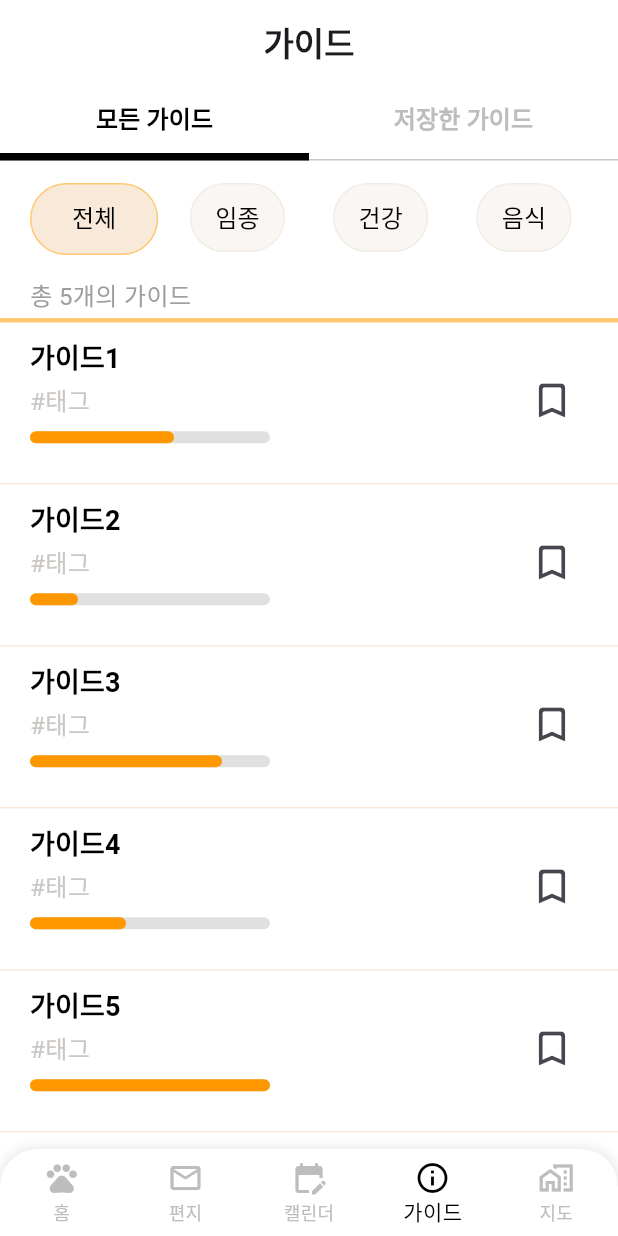
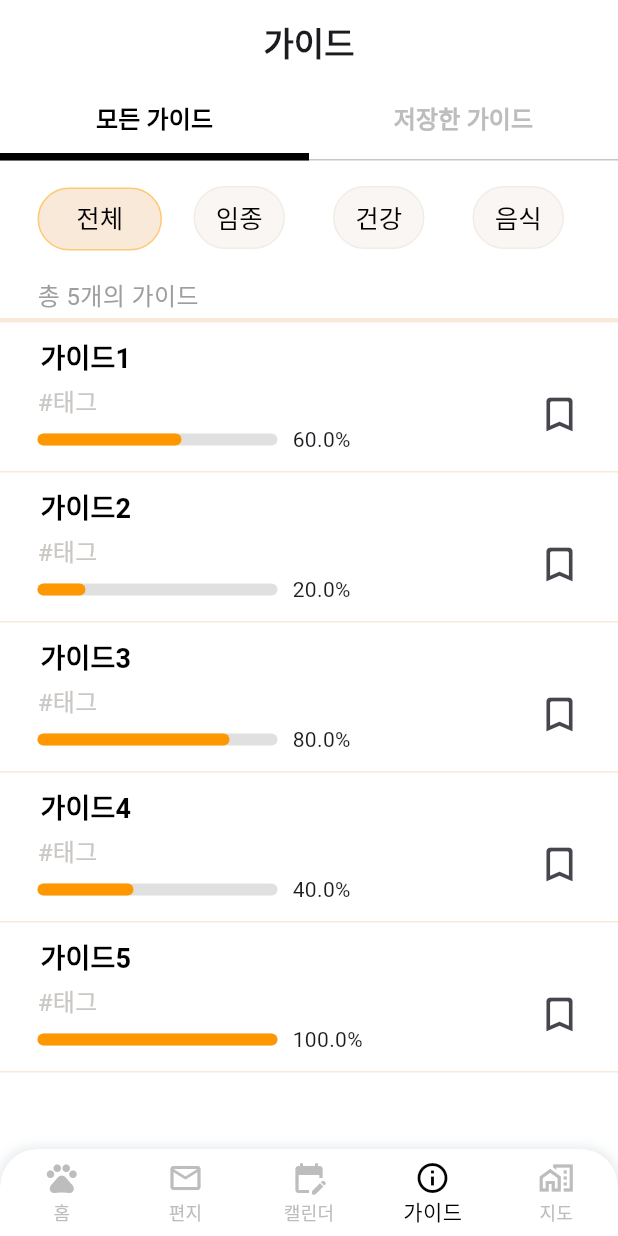
Before and after one commit to DwKwCs/LOGIN_APP_With_Pet, a Flutter app: the screen it shows after launch, item 4 of the bottom bar chosen, on a phone screen of 412 x 824 dp. Run offline on Flutter 3.47's test engine with Material 3 defaults, Android fonts, the phone set to English and light mode, and no system bars; drawn by our look-alikes of percent_indicator; our stand-ins replace buttons_tabbar, drift, table_calendar, webview_flutter; accounts and stored records are empty.

Commit message:
~8.26 가이드 화면 카드 수정

```diff
--- a/lib/component/guide/category/All_1.dart
+++ b/lib/component/guide/category/All_1.dart
@@ -12,11 +12,11 @@ class All1 extends StatelessWidget {
         child: Column(
           children: [
             Container(
-              padding: EdgeInsets.only(left: 20),
+              padding: EdgeInsets.only(left: 25),
               height: 30,
               width: MediaQuery.of(context).size.width,
               decoration: BoxDecoration(
-                border: Border(bottom: BorderSide(color: PRIMARY_COLOR, width: 3)),
+                border: Border(bottom: BorderSide(color: SUB_COLOR2, width: 3)),
               ),
               child: Text(
                 '총 5개의 가이드',
@@ -66,17 +66,17 @@ class GuideCardState extends State<GuideCard> {
   @override
   Widget build(BuildContext context) {
     return Container(
-      height: 108,
+      height: 100,
       width: MediaQuery.of(context).size.width,
+      padding: EdgeInsets.only(left: 15, right: 15),
       decoration: BoxDecoration(
         border: Border(bottom: BorderSide(color: SUB_COLOR2, width: 1)),
       ),
       child: Column(
+        mainAxisSize: MainAxisSize.min,
         children: [
-          Row(
-            children: [
-              Padding(
-                padding: EdgeInsets.only(left: 8),
+          Container(
+            alignment: Alignment.centerLeft,
             child: TextButton(
               onPressed: () {},
               child: Text(
@@ -85,13 +85,13 @@ class GuideCardState extends State<GuideCard> {
               ),
             ),
           ),
-            ],
-          ),
           Transform.translate(
-            offset: Offset(0, -20),
+            offset: Offset(0, -10),
+            child: Container(
+              height: 30,
               child: Row(
                 children: [
-                SizedBox(width: 20),
+                  SizedBox(width: 10),
                   Text(
                     widget.tag,
                     style: TextStyle(fontSize: 16, color: Color(0xffcac7c4)),
@@ -109,16 +109,16 @@ class GuideCardState extends State<GuideCard> {
                       });
                     },
                   ),
-                SizedBox(width: 20),
                 ],
               ),
             ),
-          Expanded(
-            child: Transform.translate(
-              offset: Offset(0, -25),
-              child: Padding(
-                padding: EdgeInsets.only(left: 10),
-                child: LinearPercentIndicator(
+          ),
+          Transform.translate(
+            offset: Offset(0, -10),
+            child: Container(
+              child: Row(
+                children: [
+                  LinearPercentIndicator(
                     width: 180.0,
                     lineHeight: 8.0,
                     percent: widget.percent,
@@ -126,6 +126,8 @@ class GuideCardState extends State<GuideCard> {
                     backgroundColor: Colors.grey[300],
                     progressColor: Colors.orange,
                   ),
+                  Text((widget.percent * 100).toString() + '%'),
+                ],
               ),
             ),
           ),
--- a/lib/component/guide/guide_all.dart
+++ b/lib/component/guide/guide_all.dart
@@ -4,7 +4,6 @@ import 'package:login_with_pet/component/guide/category/All_1.dart';
 import 'package:login_with_pet/component/guide/category/All_2.dart';
 import 'package:login_with_pet/component/guide/category/All_3.dart';
 import 'package:login_with_pet/component/guide/category/All_4.dart';
-
 
 class GuideAllScreen extends StatefulWidget {
   const GuideAllScreen({Key? key}) : super(key: key);
@@ -14,7 +13,7 @@ class GuideAllScreen extends StatefulWidget {
 }
 
 class _GuideAllScreenState extends State<GuideAllScreen> with SingleTickerProviderStateMixin {
-  TabController? _tabController;
+  late TabController _tabController;
   int _selectedIndex = 0;
 
   @override
@@ -25,14 +24,14 @@ class _GuideAllScreenState extends State<GuideAllScreen> with SingleTickerProvid
       vsync: this,
       animationDuration: Duration.zero,
     );
-    _tabController!.addListener(
-            () => setState(() => _selectedIndex = _tabController!.index)
+    _tabController.addListener(
+            () => setState(() => _selectedIndex = _tabController.index)
     );
   }
 
   @override
   void dispose() {
-    _tabController!.dispose();
+    _tabController.dispose();
     super.dispose();
   }
 
@@ -43,64 +42,15 @@ class _GuideAllScreenState extends State<GuideAllScreen> with SingleTickerProvid
       body: Column(
         children: [
           TabBar(
-            padding: EdgeInsets.only(top: 15, bottom: 15, left: 15, right: 15),
+            padding: EdgeInsets.symmetric(vertical: 15, horizontal: 20),
             overlayColor: WidgetStateProperty.all<Color>(Colors.white),
             dividerColor: Colors.transparent,
             controller: _tabController,
-            tabs: [
-              Tab(
-                child: Container(
-                  child: Center(
-                      child: Text('전체', style: TextStyle(fontSize: 16))
-                  ),
-                  decoration: _selectedIndex != 0 ? BoxDecoration(
-                    color: Color(0xfff9f6f3),
-                    borderRadius: BorderRadius.circular(80.0),
-                    border: Border.all(width: 1, color: Color(0xfff1eDe6)),
-                  ) : null,
-                ),
-              ),
-              Tab(
-                child: Container(
-                  child: Center(
-                      child: Text('임종', style: TextStyle(fontSize: 16))
-                  ),
-                  decoration: _selectedIndex != 1 ? BoxDecoration(
-                    color: Color(0xfff9f6f3),
-                    borderRadius: BorderRadius.circular(80.0),
-                    border: Border.all(width: 1, color: Color(0xfff1eDe6)),
-                  ) : null,
-                ),
-              ),
-              Tab(
-                child: Container(
-                  child: Center(
-                      child: Text('건강', style: TextStyle(fontSize: 16))
-                  ),
-                  decoration: _selectedIndex != 2 ? BoxDecoration(
-                    color: Color(0xfff9f6f3),
-                    borderRadius: BorderRadius.circular(80.0),
-                    border: Border.all(width: 1, color: Color(0xfff1eDe6)),
-                  ) : null,
-                ),
-              ),
-              Tab(
-                child: Container(
-                  child: Center(
-                      child: Text('음식', style: TextStyle(fontSize: 16))
-                  ),
-                  decoration: _selectedIndex != 3 ? BoxDecoration(
-                    color: Color(0xfff9f6f3),
-                    borderRadius: BorderRadius.circular(80.0),
-                    border: Border.all(width: 1, color: Color(0xfff1eDe6)),
-                  ) : null,
-                ),
-              ),
-            ],
+            tabs: List.generate(4, (index) => _buildTab(index)),
             unselectedLabelColor: Colors.black,
             labelColor: Colors.black,
-            indicatorPadding: EdgeInsets.only(left: 5, right: 5),
             indicatorSize: TabBarIndicatorSize.tab,
+            indicatorPadding: EdgeInsets.only(top: 3, bottom: 3, left: 5, right: 5),
             indicator: BoxDecoration(
               borderRadius: BorderRadius.circular(80.0),
               color: SUB_COLOR2,
@@ -108,23 +58,37 @@ class _GuideAllScreenState extends State<GuideAllScreen> with SingleTickerProvid
             ),
           ),
           Expanded(
-            child: _tabBarView(),
+            child: TabBarView(
+              physics: NeverScrollableScrollPhysics(),
+              controller: _tabController,
+              children: [
+                All1(),
+                All2(),
+                All3(),
+                All4(),
+              ],
+            ),
           )
         ],
       ),
     );
   }
 
-  Widget _tabBarView() {
-    return TabBarView(
-      physics: NeverScrollableScrollPhysics(),
-      controller: _tabController,
-      children: [
-        All1(),
-        All2(),
-        All3(),
-        All4(),
-      ],
+  Widget _buildTab(int index) {
+    final titles = ['전체', '임종', '건강', '음식'];
+    return Tab(
+      child: Container(
+        height: 42,
+        width: 61,
+        decoration: _selectedIndex != index ? BoxDecoration(
+          color: Color(0xfff9f6f3),
+          borderRadius: BorderRadius.circular(80.0),
+          border: Border.all(width: 1, color: Color(0xfff1eDe6)),
+        ) : null,
+        child: Center(
+          child: Text(titles[index], style: TextStyle(fontSize: 17)),
+        ),
+      ),
     );
   }
 }
```
Also changed, not shown: pubspec.lock. Lines whose indentation alone changed are shown as unchanged.
